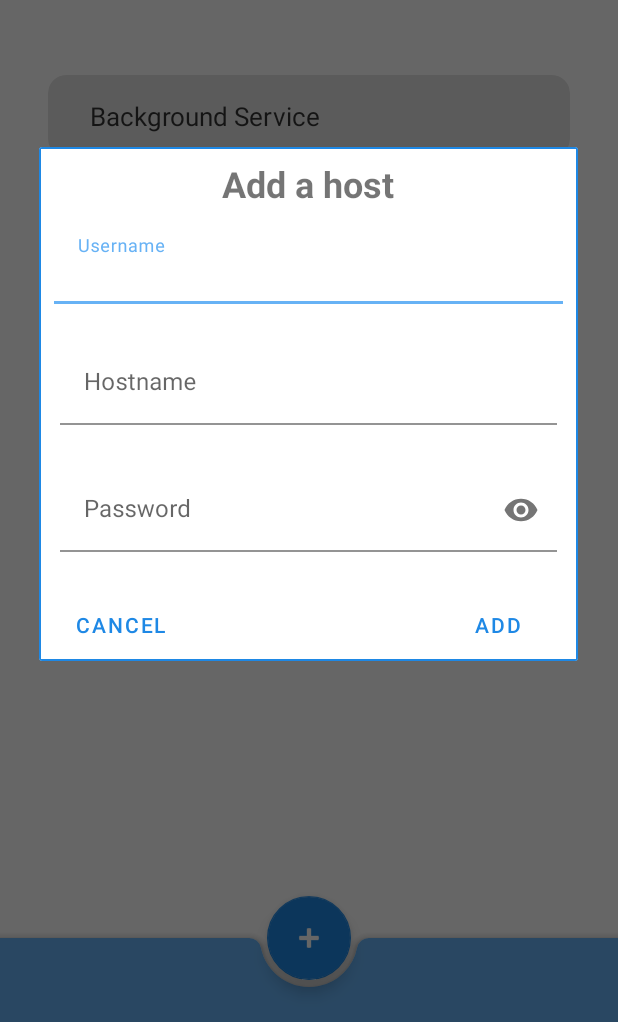
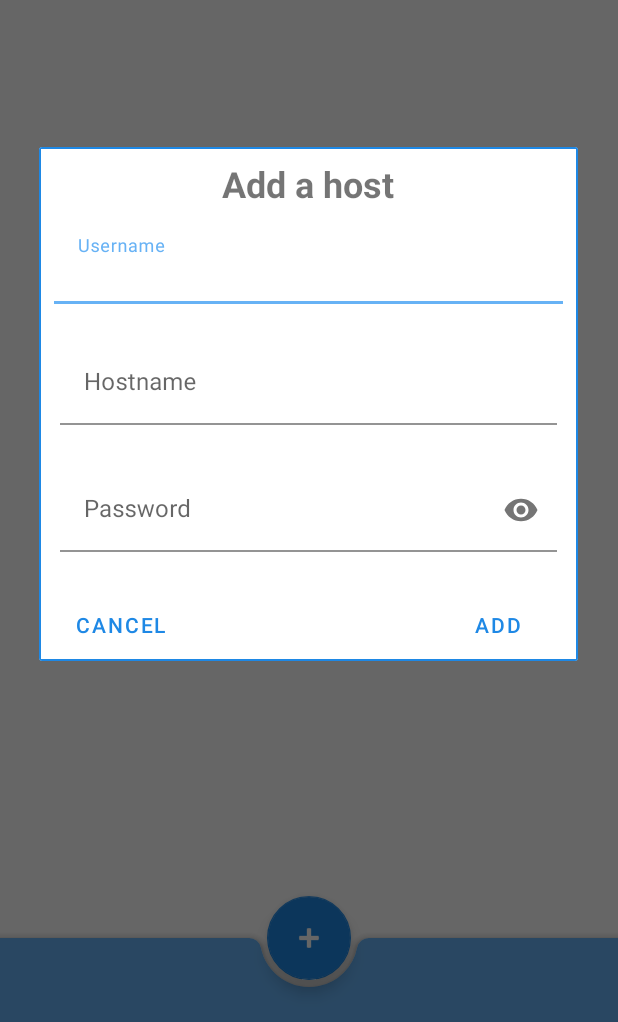
Before and after one commit to anjanik012/suto-android, an Android app: the screen it shows after launch (MainActivity), after a tap on "TODO", on a phone screen of 412 x 824 dp, the part 214-1236 px from its top. Run offline under Robolectric (Android 15) with nearby library versions, the phone set to English and light mode, and no system bars; our stand-ins replace Room's generated code.

Commit message:
Remove redundant card view

```diff
--- a/app/src/main/res/layout/activity_main_bottom_bar.xml
+++ b/app/src/main/res/layout/activity_main_bottom_bar.xml
@@ -50,43 +50,6 @@
             android:layout_gravity="center_horizontal"/>
 
         <!--    test-->
-        <com.google.android.material.card.MaterialCardView
-            android:layout_marginTop="50dp"
-
-            app:cardCornerRadius="12dp"
-            android:layout_width="match_parent"
-            android:layout_height="wrap_content"
-            app:cardBackgroundColor="@color/card_bg_color"
-            android:layout_gravity="center_horizontal">
-
-
-
-            <LinearLayout
-                android:layout_marginLeft="18dp"
-                android:layout_marginRight="18dp"
-                android:layout_marginTop="15dp"
-                android:layout_marginBottom="15dp"
-                android:gravity="start"
-                android:layout_width="match_parent"
-                android:layout_height="wrap_content"
-                android:orientation="horizontal">
-
-                <TextView
-                    android:text="@string/bkg_service"
-                    android:paddingStart="10dp"
-                    android:paddingEnd="0dp"
-                    android:layout_width="200dp"
-                    android:layout_height="wrap_content"
-                    android:layout_margin="0dp"
-                    android:textAppearance="@style/TextAppearance.AppCompat.Body1"
-                    android:textSize="17sp"
-                    android:alpha="0.9"
-                    android:textStyle="normal" />
-
-
-            </LinearLayout>
-
-        </com.google.android.material.card.MaterialCardView>
     </LinearLayout>
 
 
```
